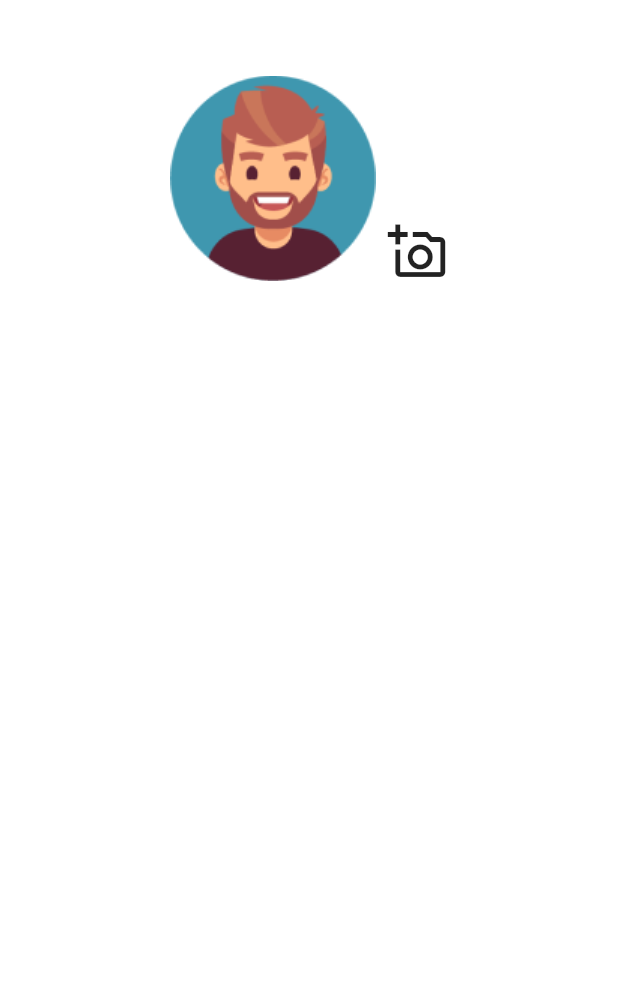
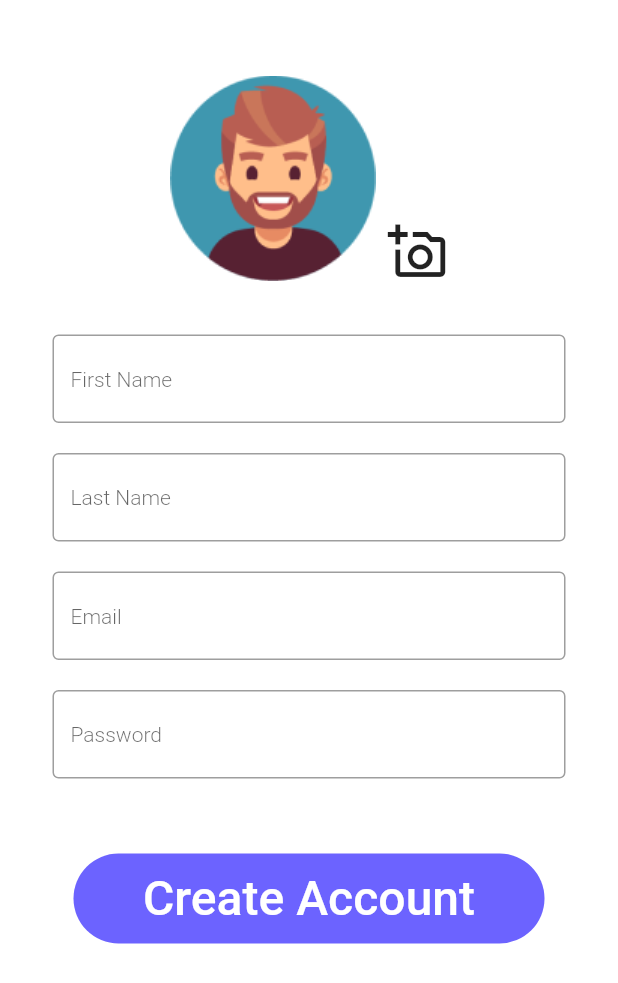
Before and after one commit to Mahima-Sanketh-Git/Adot.com, a Flutter app: the Register screen opened directly, after a tap on "Create An Account?", on a phone screen of 412 x 824 dp. Shown: the top 983 px of the screen. Run offline on Flutter 3.47's test engine with Material 2 defaults, Android fonts, the phone set to English and light mode, and no system bars; our stand-ins replace file_picker, firebase_auth, firebase_core, google_fonts, google_sign_in; missing offline and left inert: flutter_facebook_auth; accounts and stored records are empty; network calls fail.

Commit message:
Adot.com

```diff
--- a/lib/screens/newuser.dart
+++ b/lib/screens/newuser.dart
@@ -1,4 +1,7 @@
+import 'package:adot/services/authentication.dart';
 import 'package:flutter/material.dart';
+
+import 'package:file_picker/file_picker.dart';
 
 class NewUser extends StatefulWidget {
   const NewUser({super.key});
@@ -6,6 +9,15 @@ class NewUser extends StatefulWidget {
   @override
   State<NewUser> createState() => _NewUserState();
 }
+
+TextEditingController firstname = TextEditingController();
+TextEditingController choices = TextEditingController();
+TextEditingController password2 = TextEditingController();
+TextEditingController email2 = TextEditingController();
+TextEditingController lastname = TextEditingController();
+String name = '';
+String choose = '';
+List mylist = ['Tech', 'Food', 'Toys', 'Home', 'Beauty', 'Fashion'];
 
 class _NewUserState extends State<NewUser> {
   @override
@@ -31,7 +43,9 @@ class _NewUserState extends State<NewUser> {
                       Padding(
                         padding: const EdgeInsets.only(top: 90),
                         child: IconButton(
-                          onPressed: () {},
+                          onPressed: () {
+                            file();
+                          },
                           icon: const Icon(
                             Icons.add_a_photo_outlined,
                             size: 40,
@@ -42,6 +56,104 @@ class _NewUserState extends State<NewUser> {
                   ),
                 ),
               ),
+              const SizedBox(
+                height: 35,
+              ),
+              TextFormField(
+                controller: firstname,
+                decoration: const InputDecoration(
+                  border: OutlineInputBorder(),
+                  hintText: 'First Name',
+                  hintStyle: TextStyle(
+                    fontWeight: FontWeight.w300,
+                    fontSize: 14,
+                  ),
+                ),
+              ),
+              const SizedBox(
+                height: 20,
+              ),
+              TextFormField(
+                controller: lastname,
+                decoration: const InputDecoration(
+                  border: OutlineInputBorder(),
+                  hintText: 'Last Name',
+                  hintStyle: TextStyle(
+                    fontWeight: FontWeight.w300,
+                    fontSize: 14,
+                  ),
+                ),
+              ),
+              const SizedBox(
+                height: 20,
+              ),
+              TextFormField(
+                onChanged: (str) {
+                  setState(() {
+                    email2.text;
+                  });
+                },
+                controller: email2,
+                decoration: InputDecoration(
+                  border: const OutlineInputBorder(),
+                  hintText: 'Email',
+                  suffixIcon: correct(),
+                  hintStyle: const TextStyle(
+                    fontWeight: FontWeight.w300,
+                    fontSize: 14,
+                  ),
+                ),
+              ),
+              const SizedBox(
+                height: 20,
+              ),
+              TextFormField(
+                onChanged: (st) {
+                  setState(
+                    () {
+                      password2.text;
+                    },
+                  );
+                },
+                controller: password2,
+                obscureText: true,
+                decoration: InputDecoration(
+                  border: const OutlineInputBorder(),
+                  hintText: 'Password',
+                  suffixIcon: myf(),
+                  hintStyle: const TextStyle(
+                    fontWeight: FontWeight.w300,
+                    fontSize: 14,
+                  ),
+                ),
+              ),
+              const SizedBox(
+                height: 50,
+              ),
+              GestureDetector(
+                onTap: () {
+                  createuser();
+                  setState(() {});
+                },
+                child: Container(
+                  width: 314,
+                  height: 60,
+                  decoration: BoxDecoration(
+                    borderRadius: BorderRadius.circular(40),
+                    color: const Color(0xff6c63ff),
+                  ),
+                  child: const Center(
+                    child: Text(
+                      "Create Account",
+                      style: TextStyle(
+                        fontSize: 32,
+                        fontWeight: FontWeight.w500,
+                        color: Colors.white,
+                      ),
+                    ),
+                  ),
+                ),
+              ),
             ],
           ),
         ),
@@ -49,3 +161,56 @@ class _NewUserState extends State<NewUser> {
     );
   }
 }
+
+correct() {
+  if (email2.text.length > 12) {
+    return Container(
+      margin: const EdgeInsets.all(10),
+      height: 40,
+      width: 40,
+      decoration: const BoxDecoration(
+        color: Color.fromARGB(255, 62, 255, 69),
+        borderRadius: BorderRadius.all(
+          Radius.circular(40),
+        ),
+      ),
+      child: const Icon(
+        Icons.done,
+        size: 35,
+        color: Colors.white,
+      ),
+    );
+  } else {
+    Null;
+  }
+}
+
+myf() {
+  if (password2.text.length > 8) {
+    return Container(
+      margin: const EdgeInsets.all(10),
+      height: 40,
+      width: 40,
+      decoration: const BoxDecoration(
+        color: Color.fromARGB(255, 62, 255, 69),
+        borderRadius: BorderRadius.all(
+          Radius.circular(40),
+        ),
+      ),
+      child: const Icon(
+        Icons.done,
+        size: 35,
+        color: Colors.white,
+      ),
+    );
+  } else {
+    Null;
+  }
+}
+
+void file() async {
+  FilePickerResult? result = await FilePicker.platform.pickFiles(
+    type: FileType.custom,
+    allowedExtensions: ['jpg', 'pdf', 'doc'],
+  );
+}
--- a/lib/screens/register.dart
+++ b/lib/screens/register.dart
@@ -48,10 +48,11 @@ class _RegisterState extends State<Register> {
                 height: 25,
               ),
               TextFormField(
+                obscureText: true,
                 controller: password,
                 decoration: InputDecoration(
                   border: const OutlineInputBorder(),
-                  hintText: "Passsword (At least use 8 characters)",
+                  hintText: "Passsword",
                   suffixIcon: myfu(),
                 ),
                 onChanged: (String value2) async {
@@ -117,10 +118,15 @@ class _RegisterState extends State<Register> {
                         width: 90,
                       ),
                     ),
-                    Image.asset(
-                      'assets/facebook.png',
-                      height: 70,
-                      width: 70,
+                    GestureDetector(
+                      onTap: () {
+                        signInWithFacebook();
+                      },
+                      child: Image.asset(
+                        'assets/facebook.png',
+                        height: 70,
+                        width: 70,
+                      ),
                     ),
                   ],
                 ),
--- a/lib/services/authentication.dart
+++ b/lib/services/authentication.dart
@@ -1,12 +1,13 @@
 import 'package:firebase_auth/firebase_auth.dart';
 import 'package:google_sign_in/google_sign_in.dart';
+import 'package:adot/screens/newuser.dart';
+import 'package:adot/screens/register.dart';
+import 'package:flutter_facebook_auth/flutter_facebook_auth.dart';
+// User canceled the picker
 
 Future signin() async {
-  final currentuser = FirebaseAuth.instance;
-  await currentuser.signInWithEmailAndPassword(
-    email: "mahimasanketh12@gmail.com",
-    password: "123456",
-  );
+  final credential = await FirebaseAuth.instance
+      .signInWithEmailAndPassword(email: email.text, password: password.text);
 }
 
 Future googlesignin() async {
@@ -22,3 +23,14 @@ Future googlesignin() async {
   );
   return await FirebaseAuth.instance.signInWithCredential(credential);
 }
+
+Future createuser() async {
+  final createuser = FirebaseAuth.instance;
+  createuser.createUserWithEmailAndPassword(
+      email: email2.text, password: password2.text);
+}
+
+Future signInWithFacebook() async {
+  // Trigger the sign-in flow
+  final LoginResult loginResult = await FacebookAuth.instance.login();
+}
--- a/pubspec.yaml
+++ b/pubspec.yaml
@@ -34,6 +34,8 @@ dependencies:
   # The following adds the Cupertino Icons font to your application.
   # Use with the CupertinoIcons class for iOS style icons.
   cupertino_icons: ^1.0.2
+  cloud_firestore: ^4.8.4
+  file_picker: ^5.3.3
 
 dev_dependencies:
   flutter_test:
@@ -42,6 +44,7 @@ dev_dependencies:
   firebase_core: ^2.15.0
   firebase_auth: ^4.7.1
   google_sign_in: ^6.1.4
+  flutter_facebook_auth: "^3.5.0"
   # The "flutter_lints" package below contains a set of recommended lints to
   # encourage good coding practices. The lint set provided by the package is
   # activated in the `analysis_options.yaml` file located at the root of your
```
Also changed, not shown: pubspec.lock, 1 other file.
